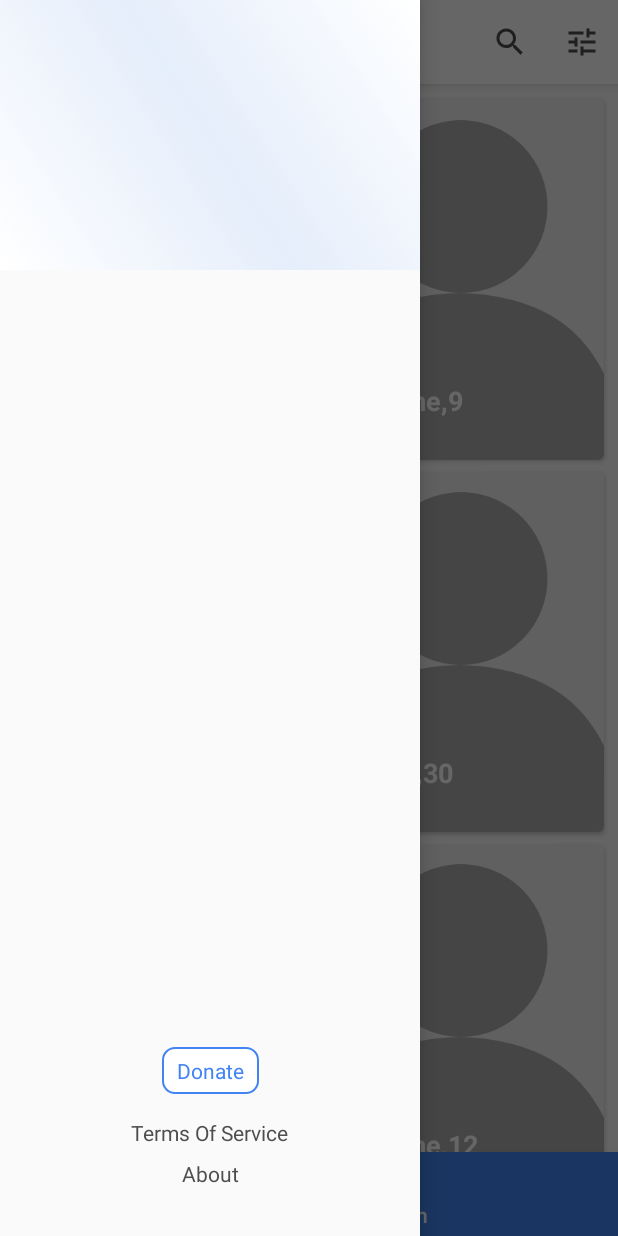
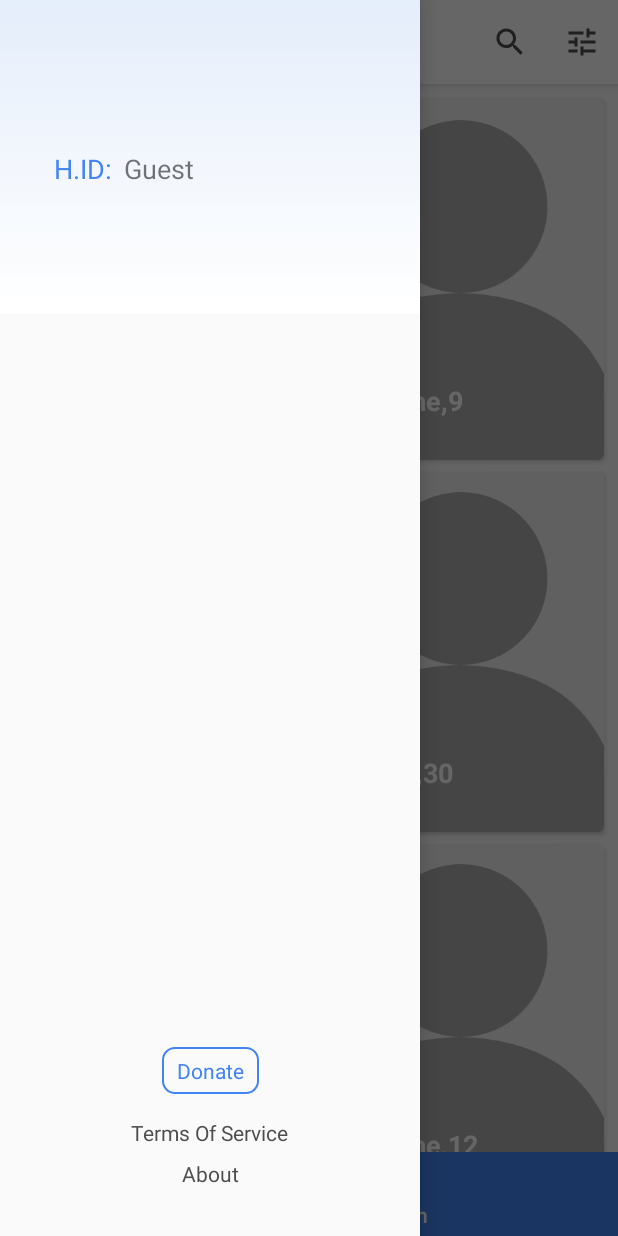
Before and after one commit to xylanreeves/findme, an Android app: the screen it shows after launch (MainActivity), with the side drawer open, on a phone screen of 412 x 824 dp. Run offline under Robolectric (Android 15) with nearby library versions, the phone set to English and light mode, and no system bars; our stand-ins replace Firebase (no records; nobody signed in at launch, a user with empty details on screens opened directly).

Commit message:
nav_UI_shit

```diff
--- a/app/build.gradle
+++ b/app/build.gradle
@@ -7,7 +7,7 @@ android {
         minSdkVersion 16
         targetSdkVersion 29
         versionCode 1
-        versionName "1.0"
+        versionName "0.1"
         multiDexEnabled true
         testInstrumentationRunner "androidx.test.runner.AndroidJUnitRunner"
         android.defaultConfig.vectorDrawables.useSupportLibrary = true
--- a/app/src/main/AndroidManifest.xml
+++ b/app/src/main/AndroidManifest.xml
@@ -7,6 +7,9 @@
     <uses-permission android:name="android.permission.READ_INTERNAL_STORAGE" />
     <uses-permission android:name="android.permission.READ_SMS" />
     <uses-permission android:name="android.permission.ACCESS_COARSE_LOCATION"/>
+    <uses-permission android:name="android.permission.ACCESS_FINE_LOCATION"/>
+    <uses-permission android:name="android.permission.CAMERA"/>
+
 
     <application
         android:allowBackup="true"
--- a/app/src/main/java/com/hominian/findme/Activities/MainActivity.java
+++ b/app/src/main/java/com/hominian/findme/Activities/MainActivity.java
@@ -1,9 +1,11 @@
 package com.hominian.findme.Activities;
 
+import android.content.DialogInterface;
 import android.content.Intent;
 import android.os.Bundle;
 
 import androidx.annotation.NonNull;
+import androidx.appcompat.app.AlertDialog;
 import androidx.core.view.GravityCompat;
 import androidx.drawerlayout.widget.DrawerLayout;
 import androidx.appcompat.app.AppCompatActivity;
@@ -32,7 +34,7 @@ public class MainActivity extends AppCompatActivity {
     FirebaseAuth mAuth;
     FirebaseAuth.AuthStateListener authStateListener;
     FirebaseUser mUser;
-    TextView id, numId;
+    TextView id, numId, signOutBtn;
 
     @Override
     protected void onCreate(Bundle savedInstanceState) {
@@ -41,6 +43,8 @@ public class MainActivity extends AppCompatActivity {
 
         initList();
         initRecyclerView();
+
+        signOutBtn = findViewById(R.id.sign_out_id);
 
         mAuth = FirebaseAuth.getInstance();
         authStateListener = new FirebaseAuth.AuthStateListener() {
@@ -57,10 +61,10 @@ public class MainActivity extends AppCompatActivity {
         if (mAuth.getCurrentUser() != null){
             numId.setText(mAuth.getCurrentUser().getPhoneNumber());
             numId.setVisibility(View.VISIBLE);
-            id.setVisibility(View.VISIBLE);
+            signOutBtn.setVisibility(View.VISIBLE);
         } else {
-            numId.setVisibility(View.INVISIBLE);
-            id.setVisibility(View.INVISIBLE);
+            numId.setText(R.string.guest_);
+            signOutBtn.setVisibility(View.INVISIBLE);
         }
 
     }
@@ -123,6 +127,26 @@ public class MainActivity extends AppCompatActivity {
     }
 
 
+    public void signOut(View view){
+
+
+        final AlertDialog.Builder builder = new AlertDialog.Builder(this);
+        builder.setMessage("Confirm Sign Out?")
+                .setNegativeButton("Go Back", null)
+                .setPositiveButton("Sign Out", new DialogInterface.OnClickListener() {
+                    @Override
+                    public void onClick(DialogInterface dialog, int which) {
+                        mAuth.signOut();
+                        Intent signOutIntent = new Intent(MainActivity.this, MainActivity.class);
+                        signOutIntent.setFlags(Intent.FLAG_ACTIVITY_CLEAR_TOP | Intent.FLAG_ACTIVITY_NEW_TASK);
+                        startActivity(signOutIntent);
+                    }
+                });
+
+        AlertDialog alertDialog = builder.create();
+        alertDialog.show();
+
+    }
 
 
 
--- a/app/src/main/res/drawable/blue_bg.xml
+++ b/app/src/main/res/drawable/blue_bg.xml
@@ -2,10 +2,9 @@
 <shape xmlns:android="http://schemas.android.com/apk/res/android" android:shape="rectangle" >
 
     <gradient
-        android:angle="45"
+        android:angle="270"
         android:endColor="@color/colorPrimary"
-        android:centerColor="@color/blue_transparent"
-        android:startColor="@color/colorPrimary" />
+        android:startColor="@color/blue_transparent" />
 
 
 </shape>
--- a/app/src/main/res/drawable/button_bg_stroke.xml
+++ b/app/src/main/res/drawable/button_bg_stroke.xml
@@ -3,7 +3,7 @@
 
     <stroke android:color="@drawable/text_selector" android:width="1dp"/>
     <corners android:radius="@dimen/radius"/>
-    <solid android:color="@color/colorPrimary"/>
+    <solid android:color="@android:color/transparent"/>
 
 
 </shape>
--- a/app/src/main/res/layout/activity_add_details.xml
+++ b/app/src/main/res/layout/activity_add_details.xml
@@ -111,8 +111,7 @@
             android:layout_height="240dp"
             android:layout_below="@+id/add_name"
             android:scrollbars="none"
-            android:paddingEnd="4dp"
-            >
+            android:paddingRight="4dp">
 
             <LinearLayout
                 android:layout_width="match_parent"
--- a/app/src/main/res/layout/activity_home.xml
+++ b/app/src/main/res/layout/activity_home.xml
@@ -146,29 +146,18 @@
             android:layout_width="match_parent"
             android:layout_height="match_parent">
 
+
             <ImageView
                 android:id="@+id/imageView3"
-                android:layout_width="0dp"
-                android:layout_height="180dp"
-                android:src="@drawable/blue_bg"
+                android:layout_width="410dp"
+                android:layout_height="209dp"
+                android:adjustViewBounds="false"
+                android:scaleType="centerCrop"
                 app:layout_constraintEnd_toEndOf="parent"
                 app:layout_constraintHorizontal_bias="0.5"
                 app:layout_constraintStart_toStartOf="parent"
-                app:layout_constraintTop_toTopOf="parent" />
-
-            <TextView
-                android:id="@+id/textView"
-                android:layout_width="wrap_content"
-                android:layout_height="wrap_content"
-                android:layout_marginBottom="8dp"
-                android:clickable="true"
-                android:focusable="true"
-                android:text="@string/terms_of_service"
-                android:textColor="@drawable/text_selector_generic"
-                app:layout_constraintBottom_toTopOf="@+id/textView2"
-                app:layout_constraintEnd_toEndOf="parent"
-                app:layout_constraintHorizontal_bias="0.5"
-                app:layout_constraintStart_toStartOf="parent" />
+                app:layout_constraintTop_toTopOf="parent"
+                app:srcCompat="@drawable/blue_bg" />
 
             <TextView
                 android:id="@+id/donate_t"
@@ -185,7 +174,7 @@
                 android:paddingBottom="6dp"
                 android:text="@string/donate"
                 android:textColor="@drawable/text_selector"
-                app:layout_constraintBottom_toTopOf="@+id/textView"
+                app:layout_constraintBottom_toTopOf="@+id/textView_terms"
                 app:layout_constraintEnd_toEndOf="parent"
                 app:layout_constraintHorizontal_bias="0.5"
                 app:layout_constraintStart_toStartOf="parent" />
@@ -196,10 +185,11 @@
                 android:layout_height="wrap_content"
                 android:layout_marginStart="32dp"
                 android:layout_marginLeft="32dp"
-                android:layout_marginTop="128dp"
+                android:layout_marginTop="96dp"
                 android:padding="4dp"
                 android:text="@string/h_id"
                 android:textColor="@color/colorPrimaryDark"
+                android:textSize="18sp"
                 android:visibility="visible"
                 app:layout_constraintStart_toStartOf="parent"
                 app:layout_constraintTop_toTopOf="parent" />
@@ -208,8 +198,10 @@
                 android:id="@+id/textView_number"
                 android:layout_width="wrap_content"
                 android:layout_height="wrap_content"
-                android:layout_marginTop="128dp"
+                android:layout_marginTop="96dp"
                 android:padding="4dp"
+                android:text="Guest"
+                android:textSize="18sp"
                 android:visibility="visible"
                 app:layout_constraintStart_toEndOf="@+id/textView_id"
                 app:layout_constraintTop_toTopOf="parent" />
@@ -228,6 +220,47 @@
                 app:layout_constraintHorizontal_bias="0.5"
                 app:layout_constraintStart_toStartOf="parent" />
 
+            <TextView
+                android:id="@+id/sign_out_id"
+                android:layout_width="wrap_content"
+                android:layout_height="wrap_content"
+                android:layout_marginStart="35dp"
+                android:layout_marginLeft="35dp"
+                android:layout_marginTop="8dp"
+                android:background="@drawable/button_bg_stroke"
+                android:clickable="true"
+                android:focusable="true"
+                android:onClick="signOut"
+                android:paddingStart="10dp"
+                android:paddingTop="5dp"
+                android:paddingEnd="10dp"
+                android:paddingBottom="6dp"
+                android:text="@string/sign_out_id"
+                android:textColor="@drawable/text_selector"
+                app:layout_constraintStart_toStartOf="parent"
+                app:layout_constraintTop_toBottomOf="@+id/textView_id" />
+
+            <TextView
+                android:id="@+id/textView_terms"
+                android:layout_width="wrap_content"
+                android:layout_height="wrap_content"
+                android:layout_marginBottom="8dp"
+                android:clickable="true"
+                android:focusable="true"
+                android:text="@string/terms_of_service"
+                android:textColor="@drawable/text_selector_generic"
+                app:layout_constraintBottom_toTopOf="@+id/textView2"
+                app:layout_constraintEnd_toEndOf="parent"
+                app:layout_constraintHorizontal_bias="0.5"
+                app:layout_constraintStart_toStartOf="parent" />
+
+            <androidx.constraintlayout.widget.Guideline
+                android:id="@+id/guideline2"
+                android:layout_width="wrap_content"
+                android:layout_height="wrap_content"
+                android:orientation="vertical"
+                app:layout_constraintGuide_begin="76dp" />
+
         </androidx.constraintlayout.widget.ConstraintLayout>
 
     </com.google.android.material.navigation.NavigationView>
--- a/app/src/main/res/values/colors.xml
+++ b/app/src/main/res/values/colors.xml
@@ -3,6 +3,7 @@
     <color name="colorPrimary">#FFFFFF</color>
     <color name="colorPrimaryDark">#4284F3</color>
     <color name="colorAccent">#4284F3</color>
+    <color name="apple_blue">#0A84FF</color>
     <color name="blue">#4284F3</color>
     <color name="green">#4CD964</color>
     <color name="textColorSelected">#804284F3</color>
@@ -10,7 +11,7 @@
     <color name="background_color">#F3F3F3</color>
     <color name="bg_color">#FFFFEB</color>
     <color name="text_color_dark">#4D4D4D</color>
-    <color name="text_color_light">#7B7C7C</color>
+    <color name="text_color_light">#BBBBBB</color>
     <color name="text_color_click_generic">#804D4D4D</color>
 
     <color name="button_pressed">#5C98FF</color>
```
Also changed, not shown: app/src/main/java/com/hominian/findme/Activities/AddDetailsActivity.java (+80 -14 lines), app/src/main/java/com/hominian/findme/Activities/PhoneAuth.java (+107 -28 lines), app/src/main/res/layout/activity_phone.xml (+5 -6 lines), app/src/main/res/values/strings.xml (+9 -0 lines).
